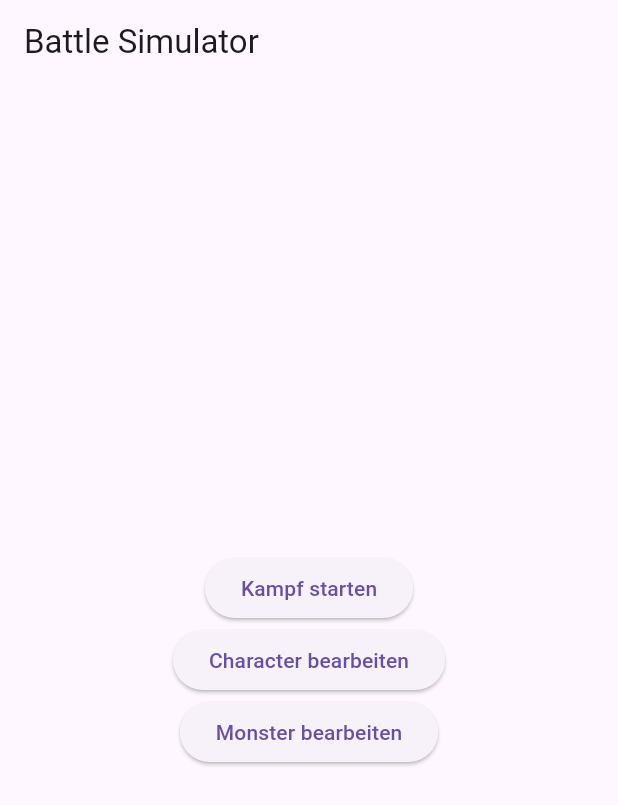
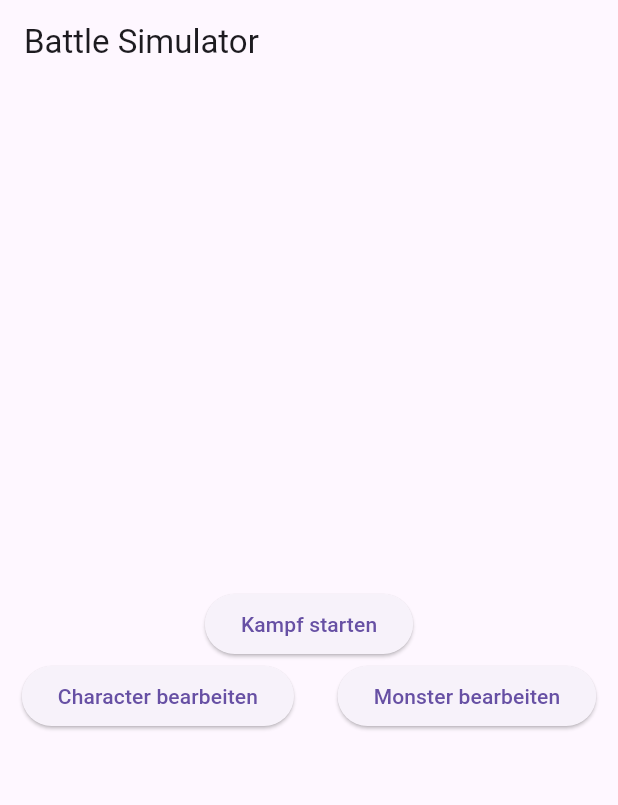
Before and after one commit to Dakueken/battle_simulation, a Flutter app: the screen it shows after launch, on a phone screen of 412 x 824 dp. Shown: the top 805 px of the screen. Run offline on Flutter 3.47's test engine with Material 3 defaults, Android fonts, the phone set to English and light mode, and no system bars.

Commit message:
abgabe projektsheet

```diff
--- a/lib/start/mainscreen.dart
+++ b/lib/start/mainscreen.dart
@@ -14,6 +14,9 @@ class MainScreen extends StatelessWidget {
             crossAxisAlignment: CrossAxisAlignment.center,
             children: [
               ElevatedButton(onPressed: () {}, child: Text("Kampf starten")),
+              Row(
+                mainAxisAlignment: MainAxisAlignment.spaceAround,
+                children: [
                   ElevatedButton(
                     onPressed: () {},
                     child: Text("Character bearbeiten"),
@@ -24,6 +27,8 @@ class MainScreen extends StatelessWidget {
                   ),
                 ],
               ),
+            ],
+          ),
         ),
       ),
     );
```
Lines whose indentation alone changed are shown as unchanged.
